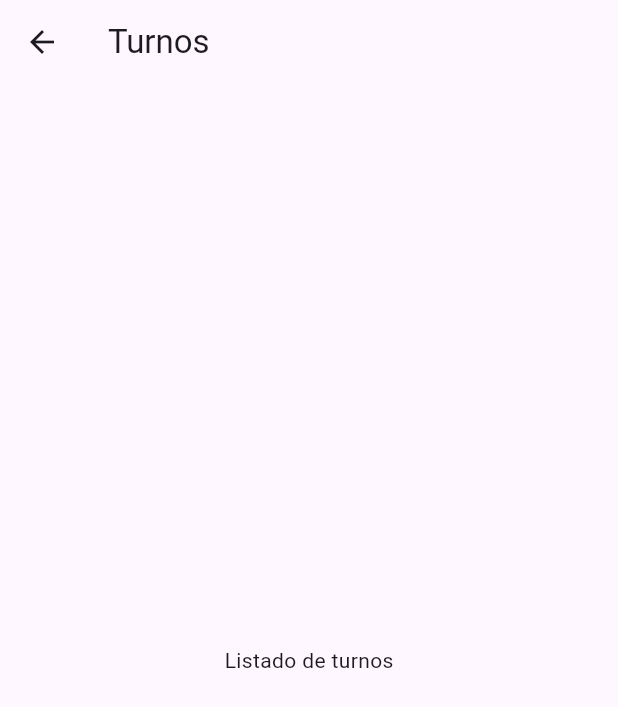
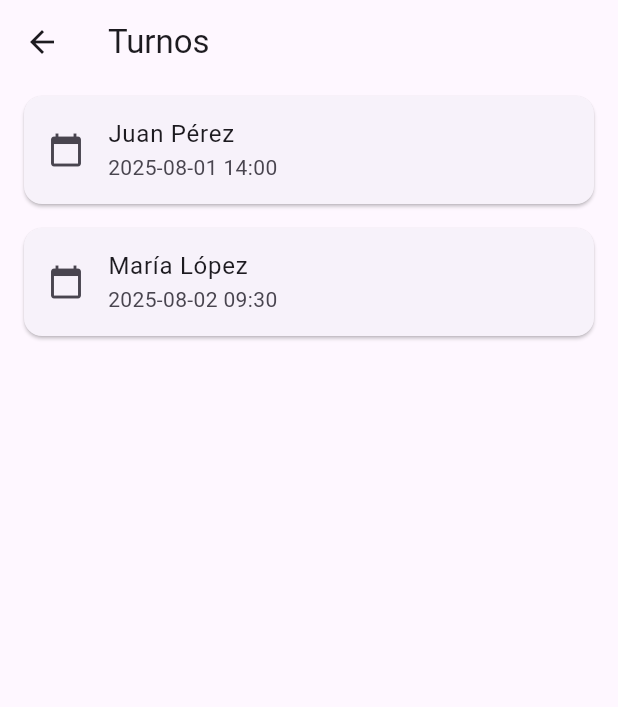
Before and after one commit to Taluok/agenda_medica_app, a Flutter app: the TurnosScreen screen opened directly, on a phone screen of 412 x 824 dp. Shown: the top 707 px of the screen. Run offline on Flutter 3.47's test engine with Material 3 defaults, Android fonts, the light colour scheme and no system bars.

Commit message:
Correcciones en navegación y estructura básica de pantallas

```diff
--- a/lib/main.dart
+++ b/lib/main.dart
@@ -12,10 +12,8 @@ class MyApp extends StatelessWidget {
   Widget build(BuildContext context) {
     return MaterialApp(
       title: 'Agenda Médica',
-      theme: ThemeData(
-        primarySwatch: Colors.blue,
-      ),
-      home: const HomeScreen(),
+      debugShowCheckedModeBanner: false,
+      home: HomeScreen(), // No const aquí porque HomeScreen no es const
     );
   }
 }
--- a/lib/screens/turnos_screen.dart
+++ b/lib/screens/turnos_screen.dart
@@ -1,7 +1,21 @@
 import 'package:flutter/material.dart';
+import '../widgets/turno_card.dart';
 
 class TurnosScreen extends StatelessWidget {
-  const TurnosScreen({super.key}); // 👈 Soluciona el warning
+  final List<Map<String, String>> turnos = [
+    {
+      'paciente': 'Juan Pérez',
+      'fecha': '2025-08-01',
+      'hora': '14:00',
+    },
+    {
+      'paciente': 'María López',
+      'fecha': '2025-08-02',
+      'hora': '09:30',
+    },
+  ];
+
+  TurnosScreen({super.key});
 
   @override
   Widget build(BuildContext context) {
@@ -9,8 +23,15 @@ class TurnosScreen extends StatelessWidget {
       appBar: AppBar(
         title: const Text('Turnos'),
       ),
-      body: const Center(
-        child: Text('Listado de turnos'),
+      body: ListView.builder(
+        itemCount: turnos.length,
+        itemBuilder: (context, index) {
+          final turno = turnos[index];
+          return TurnoCard(
+            paciente: turno['paciente'] ?? '',
+            fecha: '${turno['fecha']} ${turno['hora']}',
+          );
+        },
       ),
     );
   }
--- a/lib/widgets/turno_card.dart
+++ b/lib/widgets/turno_card.dart
@@ -17,7 +17,7 @@ class TurnoCard extends StatelessWidget {
       child: ListTile(
         leading: const Icon(Icons.calendar_today),
         title: Text(paciente),
-        subtitle: Text('Fecha: $fecha'),
+        subtitle: Text(fecha),
       ),
     );
   }
```
Also changed, not shown: lib/screens/home_screen.dart (+10 -15 lines).
